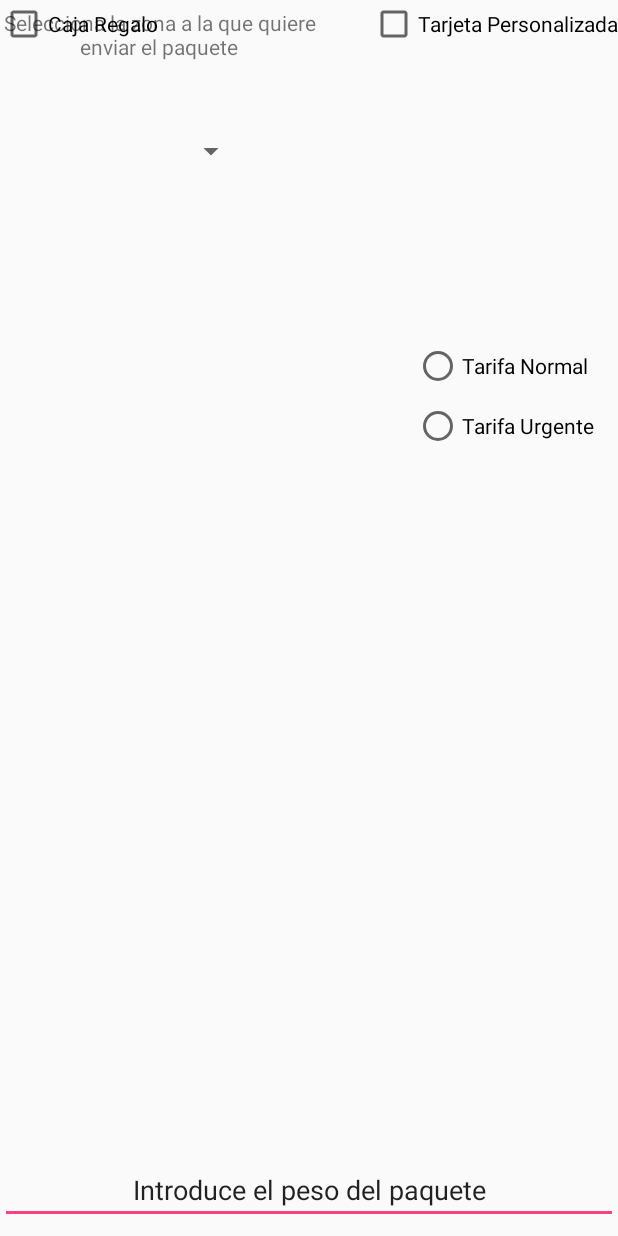
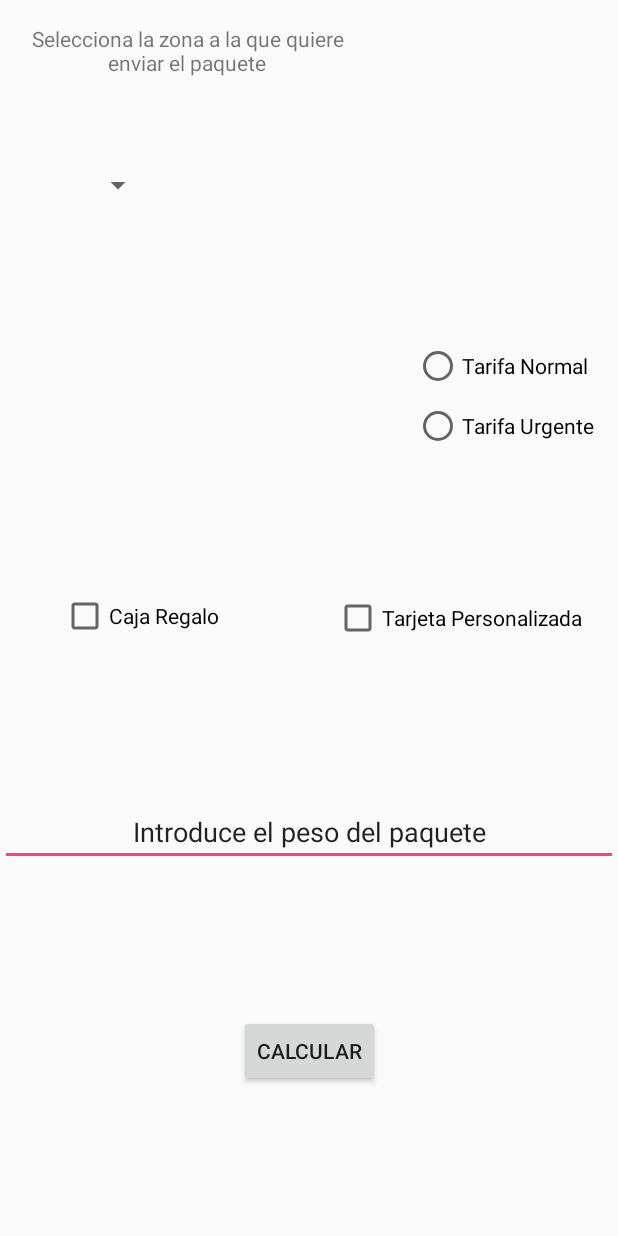
Before and after one commit to damacosta/PMM, an Android app: the layout activity_main.xml on its own in the app's theme, with its tools: preview values and no code run, on a phone screen of 412 x 824 dp. Run offline under Robolectric (Android 15) with nearby library versions, the phone set to English and light mode, and no system bars.

Commit message:
Subido ejercicio recopilatorio pero con Spinner-Strings, funciona perfectamente pero falta que sea por objetos

```diff
--- a/ExamenPMM/app/src/main/res/layout/activity_main.xml
+++ b/ExamenPMM/app/src/main/res/layout/activity_main.xml
@@ -10,27 +10,28 @@
         android:id="@+id/textView"
         android:layout_width="212dp"
         android:layout_height="36dp"
-        android:layout_marginBottom="24dp"
-        android:layout_marginTop="5dp"
+        android:layout_marginTop="16dp"
         android:gravity="center"
         android:text="Selecciona la zona a la que quiere enviar el paquete"
-        app:layout_constraintBottom_toTopOf="@+id/spinner1"
         app:layout_constraintEnd_toEndOf="parent"
-        app:layout_constraintHorizontal_bias="0.0"
+        app:layout_constraintHorizontal_bias="0.093"
         app:layout_constraintStart_toStartOf="parent"
         app:layout_constraintTop_toTopOf="parent" />
 
     <Spinner
         android:id="@+id/spinner1"
-        android:layout_width="130dp"
+        android:layout_width="wrap_content"
         android:layout_height="63dp"
+        android:layout_marginBottom="8dp"
         android:layout_marginEnd="8dp"
         android:layout_marginStart="8dp"
-        android:layout_marginTop="28dp"
+        android:layout_marginTop="8dp"
+        app:layout_constraintBottom_toBottomOf="parent"
         app:layout_constraintEnd_toEndOf="parent"
-        app:layout_constraintHorizontal_bias="0.1"
+        app:layout_constraintHorizontal_bias="0.134"
         app:layout_constraintStart_toStartOf="parent"
-        app:layout_constraintTop_toBottomOf="@+id/textView" />
+        app:layout_constraintTop_toTopOf="parent"
+        app:layout_constraintVertical_bias="0.113" />
 
     <RadioGroup
         android:id="@+id/group"
@@ -85,30 +86,42 @@
         android:id="@+id/kilos"
         android:layout_width="match_parent"
         android:layout_height="wrap_content"
-        android:layout_marginBottom="8dp"
+        android:layout_marginBottom="28dp"
+        android:layout_marginTop="8dp"
         android:gravity="center_horizontal"
         android:inputType="textPersonName"
         android:text="Introduce el peso del paquete"
         app:layout_constraintBottom_toBottomOf="parent"
+        app:layout_constraintTop_toTopOf="parent"
+        app:layout_constraintVertical_bias="0.706"
         tools:layout_editor_absoluteX="0dp" />
 
     <CheckBox
         android:id="@+id/regalo"
         android:layout_width="wrap_content"
         android:layout_height="wrap_content"
+        android:layout_marginBottom="8dp"
+        android:layout_marginEnd="8dp"
+        android:layout_marginTop="8dp"
         android:text="Caja Regalo"
-        app:layout_constraintEnd_toStartOf="@+id/checkBox2"
-        app:layout_constraintHorizontal_bias="0.257"
+        app:layout_constraintBottom_toBottomOf="parent"
+        app:layout_constraintEnd_toEndOf="@+id/tarjeta"
+        app:layout_constraintHorizontal_bias="0.148"
         app:layout_constraintStart_toStartOf="parent"
-        tools:layout_editor_absoluteY="239dp" />
+        app:layout_constraintTop_toTopOf="parent"
+        app:layout_constraintVertical_bias="0.498" />
 
     <CheckBox
         android:id="@+id/tarjeta"
         android:layout_width="wrap_content"
         android:layout_height="wrap_content"
+        android:layout_marginBottom="8dp"
+        android:layout_marginEnd="24dp"
+        android:layout_marginTop="8dp"
         android:text="Tarjeta Personalizada"
+        app:layout_constraintBottom_toBottomOf="parent"
         app:layout_constraintEnd_toEndOf="parent"
-        tools:layout_editor_absoluteY="239dp" />
+        app:layout_constraintTop_toTopOf="parent" />
 
     <Button
         android:id="@+id/button1"
```
Also changed, not shown: ExamenPMM/app/src/main/java/com/example/alemen/examenpmm/MainActivity.java (+53 -48 lines), ExamenPMM/app/src/main/res/layout/activity_resultado.xml (+13 -56 lines), 2382 other files.
